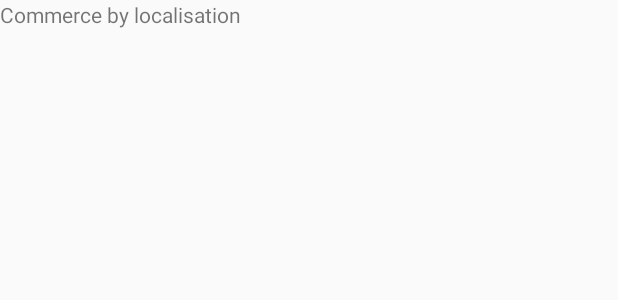
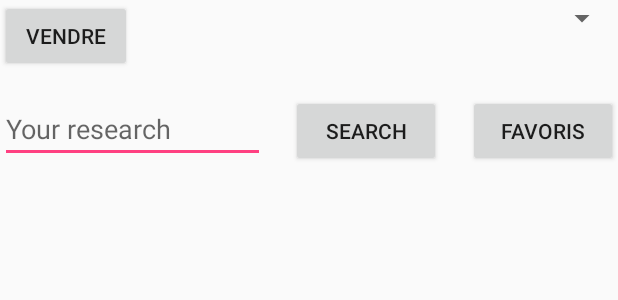
Before and after one commit to bennismehdi/Keep-n-Touch, an Android app: the layout fragment_commerce__by_localisation.xml on its own in the app's theme, with its tools: preview values and no code run, on a phone screen of 412 x 824 dp. Shown: the top 300 px of the screen. Run offline under Robolectric (Android 15) with nearby library versions, the phone set to English and light mode, and no system bars.

```diff
--- a/app/src/main/res/layout/fragment_commerce__by_localisation.xml
+++ b/app/src/main/res/layout/fragment_commerce__by_localisation.xml
@@ -1,12 +1,72 @@
-<FrameLayout xmlns:android="http://schemas.android.com/apk/res/android"
+<RelativeLayout xmlns:android="http://schemas.android.com/apk/res/android"
     xmlns:tools="http://schemas.android.com/tools"
     android:layout_width="match_parent"
     android:layout_height="match_parent"
     tools:context="co.example.um2.aigle.alo.Common.Commerce.Commerce_ByLocalisation">
 
-    <TextView
+
+    <LinearLayout
         android:layout_width="match_parent"
-        android:layout_height="match_parent"
-        android:text="Commerce by localisation" />
+        android:layout_height="wrap_content"
+        android:id="@+id/llayout">
+        <Button
+            android:layout_marginBottom="15dp"
+            android:text="Vendre"
+            android:id="@+id/vendreButton"
+            android:layout_width="wrap_content"
+            android:layout_height="wrap_content" />
 
-</FrameLayout>
+        <Spinner
+            android:id="@+id/categoriesSpinner"
+            android:layout_width="match_parent"
+            android:layout_height="wrap_content"
+            >
+
+        </Spinner>
+
+    </LinearLayout>
+
+    <LinearLayout
+        android:id="@+id/research"
+        android:weightSum="2"
+        android:layout_below="@id/llayout"
+        android:layout_width="match_parent"
+        android:layout_height="wrap_content">
+        <EditText
+            android:id="@+id/researchText"
+            android:layout_weight="1"
+            android:layout_marginBottom="15dp"
+            android:hint="Your research"
+            android:layout_width="wrap_content"
+            android:layout_height="wrap_content" />
+        <TextView
+            android:layout_weight="0.3"
+            android:layout_width="wrap_content"
+            android:layout_height="wrap_content" />
+        <Button
+            android:id="@+id/searchButton"
+            android:text="search"
+            android:layout_weight="0.2"
+            android:layout_width="wrap_content"
+            android:layout_height="wrap_content" />
+        <TextView
+            android:layout_weight="0.3"
+            android:layout_width="wrap_content"
+            android:layout_height="wrap_content" />
+        <Button
+            android:id="@+id/favorisButton"
+            android:text="Favoris"
+            android:layout_weight="0.2"
+            android:layout_width="wrap_content"
+            android:layout_height="wrap_content" />
+    </LinearLayout>
+
+
+    <android.support.v7.widget.RecyclerView
+        android:layout_below="@id/research"
+        android:id="@+id/itemsRV"
+        android:layout_width="match_parent"
+        android:layout_height="match_parent">
+    </android.support.v7.widget.RecyclerView>
+
+</RelativeLayout>
```
Also changed, not shown: app/src/main/java/co/example/um2/aigle/alo/Common/Commerce/Commerce_ByList.java (+3 -8 lines), app/src/main/java/co/example/um2/aigle/alo/Common/Commerce/Commerce_ByLocalisation.java (+211 -2 lines), app/src/main/java/co/example/um2/aigle/alo/Common/Commerce/ItemsPersistence/GetCategoriesTask.java (+7 -7 lines), app/src/main/java/co/example/um2/aigle/alo/Common/Commerce/ItemsPersistence/GetItemsByCategorieTask.java (+17 -10 lines), app/src/main/java/co/example/um2/aigle/alo/Common/Commerce/ItemsPersistence/GetItemsByResearchTask.java (+4 -4 lines), app/src/main/java/co/example/um2/aigle/alo/Common/Commerce/ItemsPersistence/GetItemsTask.java (+4 -4 lines), app/src/main/java/co/example/um2/aigle/alo/Common/Commerce/VendreActivity.java (+7 -1 lines).
